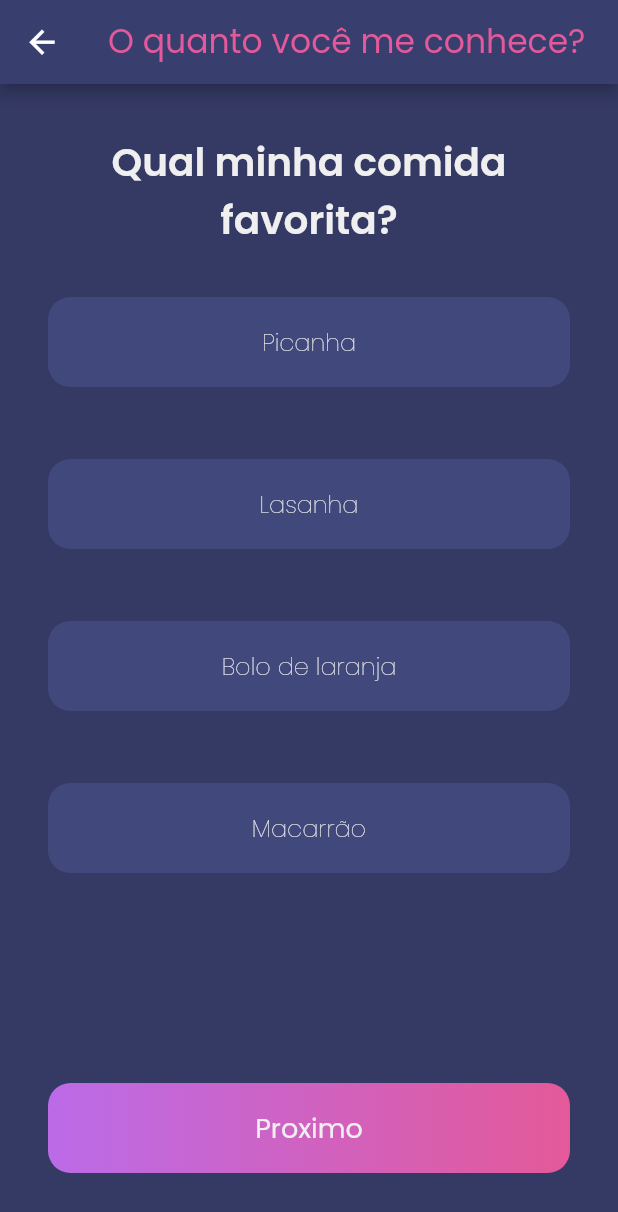
After one commit to estermabel/quizyz, a Flutter app: the GamePage screen opened directly, on a phone screen of 412 x 824 dp. The commit adds this screen. Shown: the top 1212 px of the screen. Run offline on Flutter 3.47's test engine with Material 2 defaults, Android fonts, the phone set to English and light mode, and no system bars; our stand-ins replace bubble_bottom_bar, dio, flutter_svg, google_fonts, liquid_pull_to_refresh, pull_to_refresh and 2 more; accounts and stored records are empty.

Commit message:
Feature: issue #9 criação de componentes e page

```diff
--- /dev/null
+++ b/lib/components/answer_component.dart
@@ -0,0 +1,42 @@
+import 'package:flutter/material.dart';
+import 'package:quizyz/utils/style/colors.dart';
+
+// ignore: must_be_immutable
+class AnswerComponent extends StatelessWidget {
+  bool rightAnswer = false;
+  final String answer;
+
+  AnswerComponent({this.answer});
+
+  @override
+  Widget build(BuildContext context) {
+    return Container(
+      height: 60,
+      decoration: BoxDecoration(
+        borderRadius: BorderRadius.circular(15),
+        color: backgroundContainerColor,
+        gradient: rightAnswer == true
+            ? LinearGradient(
+                begin: Alignment.centerRight,
+                end: Alignment.centerLeft,
+                colors: [purpleColor, accentColor],
+              )
+            : LinearGradient(
+                begin: Alignment.centerRight,
+                end: Alignment.centerLeft,
+                colors: [backgroundContainerColor, backgroundContainerColor]),
+      ),
+      child: Center(
+        child: Text(
+          answer,
+          style: Theme.of(context)
+              .textTheme
+              .bodyText1
+              .copyWith(color: whiteColor, fontSize: 16),
+        ),
+      ),
+    );
+  }
+
+  void setRightAnswer(bool answer) => this.rightAnswer = answer;
+}
--- /dev/null
+++ b/lib/pages/home/game/game_page.dart
@@ -0,0 +1,98 @@
+import 'package:flutter/material.dart';
+import 'package:quizyz/components/answer_component.dart';
+import 'package:quizyz/components/quizyz_app_button.dart';
+
+class GamePage extends StatefulWidget {
+  final String title;
+
+  GamePage({@required this.title});
+
+  @override
+  _GamePageState createState() => _GamePageState();
+}
+
+class _GamePageState extends State<GamePage> {
+  List<Widget> answerList = [
+    AnswerComponent(
+      answer: "Picanha",
+    ),
+    AnswerComponent(
+      answer: "Lasanha",
+    ),
+    AnswerComponent(
+      answer: "Bolo de laranja",
+    ),
+    AnswerComponent(
+      answer: "Macarrão",
+    )
+  ];
+
+  /*
+    Imagino que as perguntas virão em formato de lista...
+    Se for o caso podemos fazer a barra de progressão baseada no index dela.
+    A partir dai para fazer a animação de progressão podemos fazer um calculo
+    Para obter a porcetagem do index da lista e move-lá a partir dai.
+
+    Ainda pensando em como fazer *este* componente de resposta de uma forma
+    Satisfatoria... Pensei nele ser hardcoded para 4 respostas mas não fiquei
+    Feliz com esta aproximação então fiz justamente ao contrario...
+  */
+
+  @override
+  Widget build(BuildContext context) {
+    return Scaffold(
+      appBar: AppBar(
+        centerTitle: true,
+        title: Text(
+          widget.title,
+          style: Theme.of(context)
+              .textTheme
+              .headline1
+              .copyWith(color: Theme.of(context).accentColor, fontSize: 22),
+        ),
+      ),
+      body: Container(
+        padding: EdgeInsets.only(top: 32.0, right: 16.0, left: 16.0),
+        child: Column(
+          children: [
+            Align(
+              alignment: Alignment.topCenter,
+              child: Text(
+                "Qual minha comida favorita?",
+                style: Theme.of(context)
+                    .textTheme
+                    .bodyText1
+                    .copyWith(fontSize: 26, fontWeight: FontWeight.w600),
+                textAlign: TextAlign.center,
+              ),
+            ),
+            Expanded(
+              child: ListView.builder(
+                physics: NeverScrollableScrollPhysics(),
+                itemBuilder: (context, index) {
+                  return Padding(
+                    padding: EdgeInsets.only(
+                        top: 32.0, left: 16.0, right: 16.0, bottom: 16.0),
+                    child: answerList[index],
+                  );
+                },
+                itemCount: answerList.length,
+              ),
+            ),
+            Align(
+              alignment: Alignment.bottomCenter,
+              child: Padding(
+                padding: const EdgeInsets.only(
+                    bottom: 42.0, left: 16.0, right: 16.0),
+                child: QuizyzAppButton(
+                  title: "Proximo",
+                  onTap: () => null,
+                ),
+              ),
+            )
+          ],
+        ),
+      ),
+    );
+  }
+}
--- a/lib/pages/home/quizzes/quizzes_page.dart
+++ b/lib/pages/home/quizzes/quizzes_page.dart
@@ -9,6 +9,7 @@ import 'package:quizyz/components/native_loading.dart';
 import 'package:quizyz/components/my_quiz_card.dart';
 import 'package:quizyz/components/score_quiz_card.dart';
 import 'package:quizyz/model/User.dart';
+import 'package:quizyz/pages/home/game/game_page.dart';
 import 'package:quizyz/service/config/base_response.dart';
 import 'package:quizyz/utils/config/custom_shared_preferences.dart';
 import 'package:quizyz/utils/helpers/manage_dialogs.dart';
@@ -98,7 +99,14 @@ class _QuizzesPageState extends State<QuizzesPage> {
                               titulo: "O quanto você me conhece?",
                               qtdPerguntas: 10,
                               codigo: "123456",
-                              onTap: () {},
+                              onTap: () => Navigator.push(
+                                context,
+                                MaterialPageRoute(
+                                  builder: (context) => GamePage(
+                                    title: "O quanto você me conhece?",
+                                  ),
+                                ),
+                              ),
                             ),
                           ),
                           Padding(
@@ -107,7 +115,14 @@ class _QuizzesPageState extends State<QuizzesPage> {
                               titulo: "O quanto você me conhece?",
                               qtdPerguntas: 10,
                               criador: "Ana Júlia",
-                              onTap: () {},
+                              onTap: () => Navigator.push(
+                                context,
+                                MaterialPageRoute(
+                                  builder: (context) => GamePage(
+                                    title: "O quanto você me conhece?",
+                                  ),
+                                ),
+                              ),
                             ),
                           ),
                         ],
```
